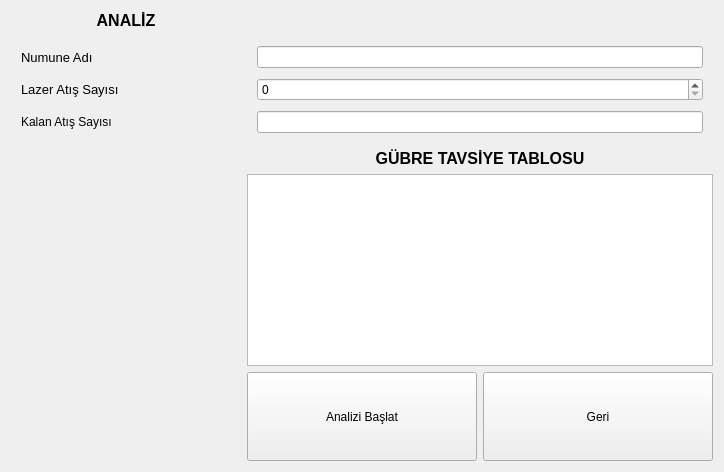
This is ui/analiz_window.ui in ugurgudelek/Libs as Qt 5 draws it before an edit. The edited form follows.
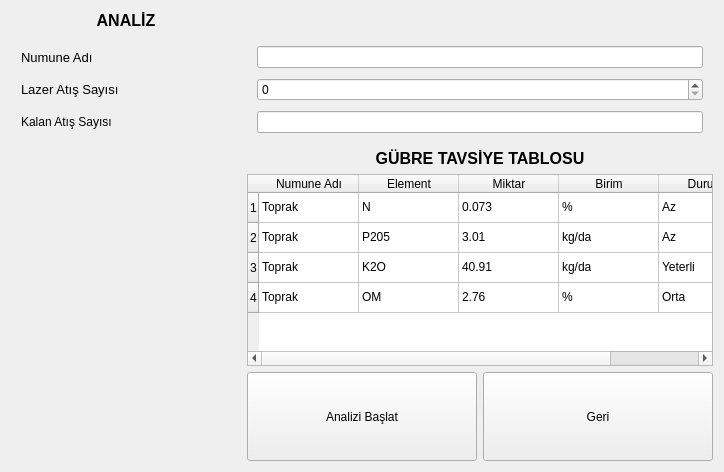
This is the edited form.

Diff of the .ui file:
```diff
--- a/ui/analiz_window.ui
+++ b/ui/analiz_window.ui
@@ -14,19 +14,16 @@
    <string>Form</string>
   </property>
   <layout class="QGridLayout" name="gridLayout">
-   <item row="4" column="2" colspan="2">
-    <widget class="QTableWidget" name="tableWidget">
+   <item row="5" column="3">
+    <widget class="QPushButton" name="backtohomeButton">
      <property name="sizePolicy">
       <sizepolicy hsizetype="Preferred" vsizetype="Preferred">
        <horstretch>0</horstretch>
        <verstretch>0</verstretch>
       </sizepolicy>
      </property>
-     <property name="rowCount">
-      <number>0</number>
-     </property>
-     <property name="columnCount">
-      <number>0</number>
+     <property name="text">
+      <string>Geri</string>
      </property>
     </widget>
    </item>
@@ -83,8 +80,54 @@
    <item row="4" column="0">
     <layout class="QHBoxLayout" name="resultLayout"/>
    </item>
-   <item row="5" column="3">
-    <widget class="QPushButton" name="backtohomeButton">
+   <item row="0" column="0">
+    <widget class="QLabel" name="label_5">
+     <property name="sizePolicy">
+      <sizepolicy hsizetype="Preferred" vsizetype="Maximum">
+       <horstretch>0</horstretch>
+       <verstretch>0</verstretch>
+      </sizepolicy>
+     </property>
+     <property name="font">
+      <font>
+       <pointsize>12</pointsize>
+       <weight>75</weight>
+       <bold>true</bold>
+      </font>
+     </property>
+     <property name="text">
+      <string>ANALİZ</string>
+     </property>
+     <property name="alignment">
+      <set>Qt::AlignCenter</set>
+     </property>
+    </widget>
+   </item>
+   <item row="2" column="2" colspan="2">
+    <widget class="QLabel" name="label_4">
+     <property name="sizePolicy">
+      <sizepolicy hsizetype="Preferred" vsizetype="Maximum">
+       <horstretch>0</horstretch>
+       <verstretch>0</verstretch>
+      </sizepolicy>
+     </property>
+     <property name="font">
+      <font>
+       <pointsize>12</pointsize>
+       <weight>75</weight>
+       <bold>true</bold>
+      </font>
+     </property>
+     <property name="text">
+      <string>GÜBRE TAVSİYE TABLOSU</string>
+     </property>
+     <property name="alignment">
+      <set>Qt::AlignCenter</set>
+     </property>
+    </widget>
+   </item>
+   <item row="5" column="2">
+    <widget class="QPushButton" name="analyzeButton">
      <property name="sizePolicy">
       <sizepolicy hsizetype="Preferred" vsizetype="Preferred">
        <horstretch>0</horstretch>
@@ -92,7 +135,7 @@
       </sizepolicy>
      </property>
      <property name="text">
-      <string>Geri</string>
+      <string>Analizi Başlat</string>
      </property>
     </widget>
    </item>
@@ -131,65 +174,6 @@
      </item>
     </layout>
    </item>
-   <item row="5" column="2">
-    <widget class="QPushButton" name="analyzeButton">
-     <property name="sizePolicy">
-      <sizepolicy hsizetype="Preferred" vsizetype="Preferred">
-       <horstretch>0</horstretch>
-       <verstretch>0</verstretch>
-      </sizepolicy>
-     </property>
-     <property name="text">
-      <string>Analizi Başlat</string>
-     </property>
-    </widget>
-   </item>
-   <item row="2" column="2" colspan="2">
-    <widget class="QLabel" name="label_4">
-     <property name="sizePolicy">
-      <sizepolicy hsizetype="Preferred" vsizetype="Maximum">
-       <horstretch>0</horstretch>
-       <verstretch>0</verstretch>
-      </sizepolicy>
-     </property>
-     <property name="font">
-      <font>
-       <pointsize>12</pointsize>
-       <weight>75</weight>
-       <bold>true</bold>
-      </font>
-     </property>
-     <property name="text">
-      <string>GÜBRE TAVSİYE TABLOSU</string>
-     </property>
-     <property name="alignment">
-      <set>Qt::AlignCenter</set>
-     </property>
-    </widget>
-   </item>
-   <item row="0" column="0">
-    <widget class="QLabel" name="label_5">
-     <property name="sizePolicy">
-      <sizepolicy hsizetype="Preferred" vsizetype="Maximum">
-       <horstretch>0</horstretch>
-       <verstretch>0</verstretch>
-      </sizepolicy>
-     </property>
-     <property name="font">
-      <font>
-       <pointsize>12</pointsize>
-       <weight>75</weight>
-       <bold>true</bold>
-      </font>
-     </property>
-     <property name="text">
-      <string>ANALİZ</string>
-     </property>
-     <property name="alignment">
-      <set>Qt::AlignCenter</set>
-     </property>
-    </widget>
-   </item>
    <item row="5" column="0">
     <widget class="QLabel" name="progressLabel">
      <property name="text">
@@ -197,6 +181,167 @@
      </property>
     </widget>
    </item>
+   <item row="4" column="2" colspan="2">
+    <widget class="QTableWidget" name="tableWidget">
+     <property name="sizePolicy">
+      <sizepolicy hsizetype="Preferred" vsizetype="Preferred">
+       <horstretch>0</horstretch>
+       <verstretch>0</verstretch>
+      </sizepolicy>
+     </property>
+     <property name="rowCount">
+      <number>4</number>
+     </property>
+     <property name="columnCount">
+      <number>5</number>
+     </property>
+     <row>
+      <property name="text">
+       <string>1</string>
+      </property>
+     </row>
+     <row>
+      <property name="text">
+       <string>2</string>
+      </property>
+     </row>
+     <row>
+      <property name="text">
+       <string>3</string>
+      </property>
+     </row>
+     <row>
+      <property name="text">
+       <string>4</string>
+      </property>
+     </row>
+     <column>
+      <property name="text">
+       <string>Numune Adı</string>
+      </property>
+     </column>
+     <column>
+      <property name="text">
+       <string>Element</string>
+      </property>
+     </column>
+     <column>
+      <property name="text">
+       <string>Miktar</string>
+      </property>
+     </column>
+     <column>
+      <property name="text">
+       <string>Birim</string>
+      </property>
+     </column>
+     <column>
+      <property name="text">
+       <string>Durumu</string>
+      </property>
+     </column>
+     <item row="0" column="0">
+      <property name="text">
+       <string>Toprak</string>
+      </property>
+     </item>
+     <item row="0" column="1">
+      <property name="text">
+       <string>N</string>
+      </property>
+     </item>
+     <item row="0" column="2">
+      <property name="text">
+       <string>0.073</string>
+      </property>
+     </item>
+     <item row="0" column="3">
+      <property name="text">
+       <string>%</string>
+      </property>
+     </item>
+     <item row="0" column="4">
+      <property name="text">
+       <string>Az</string>
+      </property>
+     </item>
+     <item row="1" column="0">
+      <property name="text">
+       <string>Toprak</string>
+      </property>
+     </item>
+     <item row="1" column="1">
+      <property name="text">
+       <string>P205</string>
+      </property>
+     </item>
+     <item row="1" column="2">
+      <property name="text">
+       <string>3.01</string>
+      </property>
+     </item>
+     <item row="1" column="3">
+      <property name="text">
+       <string>kg/da</string>
+      </property>
+     </item>
+     <item row="1" column="4">
+      <property name="text">
+       <string>Az</string>
+      </property>
+     </item>
+     <item row="2" column="0">
+      <property name="text">
+       <string>Toprak</string>
+      </property>
+     </item>
+     <item row="2" column="1">
+      <property name="text">
+       <string>K2O</string>
+      </property>
+     </item>
+     <item row="2" column="2">
+      <property name="text">
+       <string>40.91</string>
+      </property>
+     </item>
+     <item row="2" column="3">
+      <property name="text">
+       <string>kg/da</string>
+      </property>
+     </item>
+     <item row="2" column="4">
+      <property name="text">
+       <string>Yeterli</string>
+      </property>
+     </item>
+     <item row="3" column="0">
+      <property name="text">
+       <string>Toprak</string>
+      </property>
+     </item>
+     <item row="3" column="1">
+      <property name="text">
+       <string>OM</string>
+      </property>
+     </item>
+     <item row="3" column="2">
+      <property name="text">
+       <string>2.76</string>
+      </property>
+     </item>
+     <item row="3" column="3">
+      <property name="text">
+       <string>%</string>
+      </property>
+     </item>
+     <item row="3" column="4">
+      <property name="text">
+       <string>Orta</string>
+      </property>
+     </item>
+    </widget>
+   </item>
   </layout>
  </widget>
  <tabstops>
```
